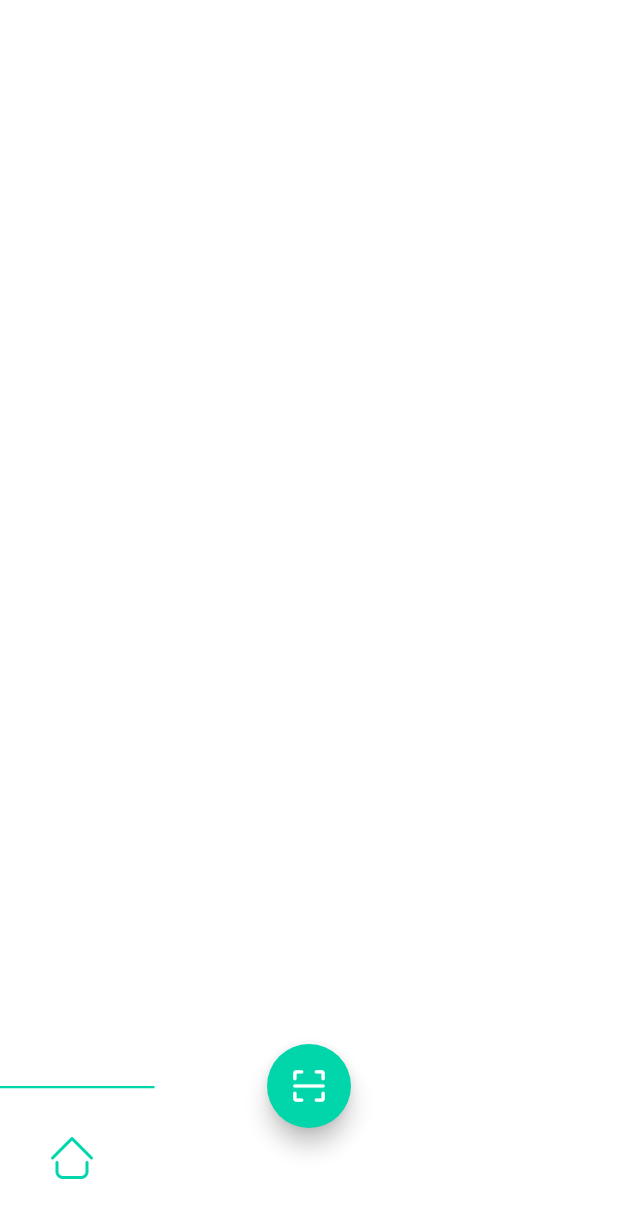
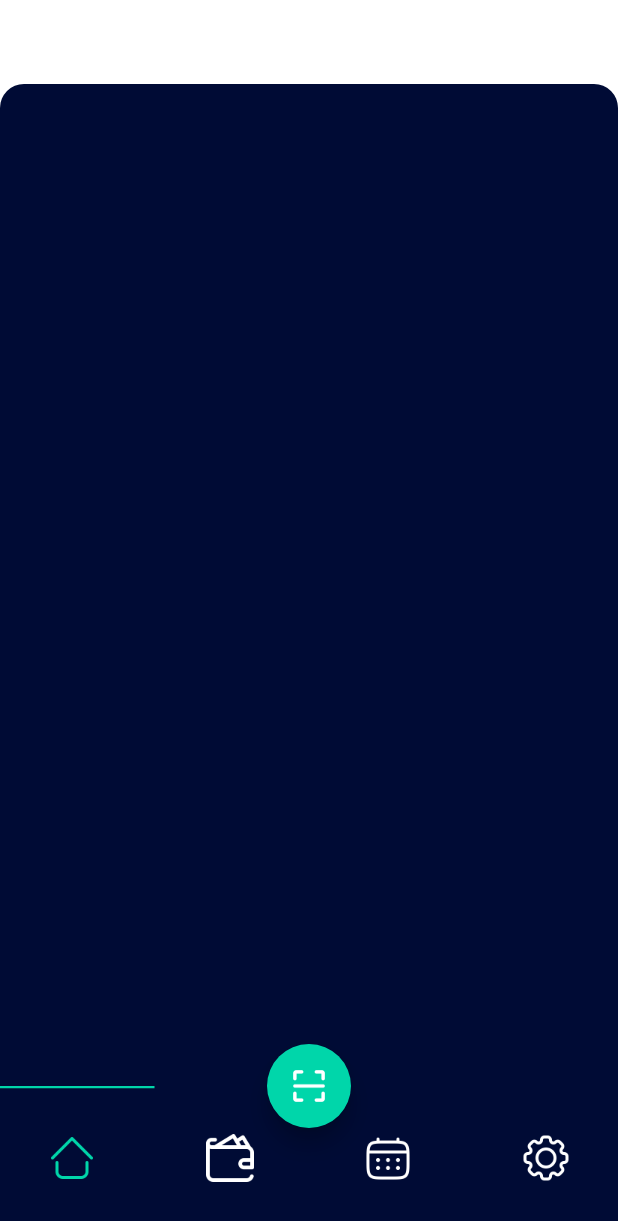
Before and after one commit to AbdElrahmanaymen/Budgetly, a Flutter app: the AppScreen screen opened by its route, on a phone screen of 412 x 824 dp. Shown: the top 1221 px of the screen. Run offline on Flutter 3.47's test engine with Material 3 defaults, Android fonts, the light colour scheme and no system bars; our stand-ins replace dropdown_button2, flutter_bloc, flutter_svg, freezed_annotation, get_it, injectable; project files that could hold a hidden picture were left out.

Commit message:
Improving App Screen
-Implemented the correct desgin of app screen

```diff
--- a/lib/presentation/core/app_screen.dart
+++ b/lib/presentation/core/app_screen.dart
@@ -14,6 +14,15 @@ class AppScreen extends StatelessWidget {
     return BlocBuilder<NavBarBloc, NavBarState>(
       builder: (context, state) {
         return Scaffold(
+          appBar: AppBar(
+            title: const Text(
+              'Home',
+              style: TextStyle(color: Colors.white),
+            ),
+            automaticallyImplyLeading: false,
+            backgroundColor: Colors.transparent,
+            elevation: 0,
+          ),
           floatingActionButtonLocation:
               FloatingActionButtonLocation.centerDocked,
           floatingActionButton: MediaQuery.of(context).viewInsets.bottom == 0
@@ -36,7 +45,18 @@ class AppScreen extends StatelessWidget {
               context.read<NavBarBloc>().add(SelectedIndexChanged(item.index));
             },
           ),
-          body: SafeArea(child: state.screens[state.activeIndex]),
+          body: SafeArea(
+            child: Container(
+              decoration: BoxDecoration(
+                borderRadius: const BorderRadius.only(
+                  topLeft: Radius.circular(16),
+                  topRight: Radius.circular(16),
+                ),
+                color: darkBlueColor,
+              ),
+              child: state.screens[state.activeIndex],
+            ),
+          ),
         );
       },
     );
--- a/lib/presentation/widgets/navbar.dart
+++ b/lib/presentation/widgets/navbar.dart
@@ -8,8 +8,11 @@ Widget budgetlyNavBar({
   required double screenWidth,
   required Function(NavBarItem item) onItemTapped,
 }) {
-  return SizedBox(
+  return Container(
     height: 100,
+    decoration: BoxDecoration(
+      color: darkBlueColor,
+    ),
     child: Stack(
       children: [
         Positioned(
```
